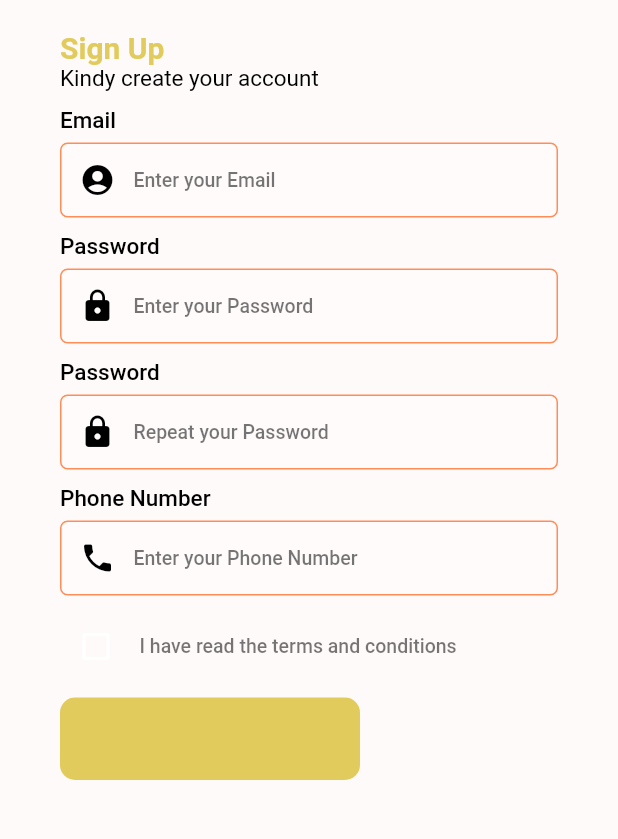
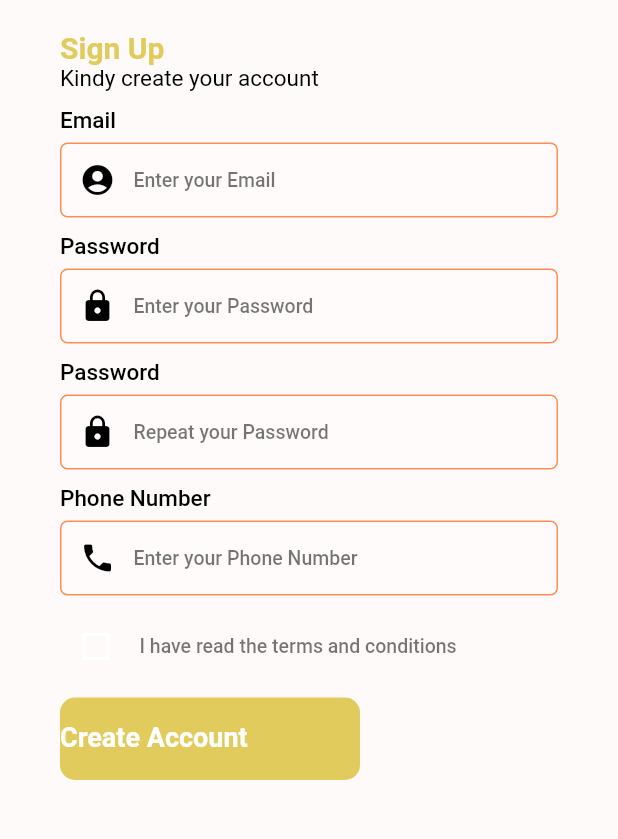
Before and after one commit to Tosin8/yummy_mobile, a Flutter app: the screen it shows after launch, on a phone screen of 412 x 824 dp, the part 153-992 px from its top. Run offline on Flutter 3.47's test engine with Material 2 defaults, Android fonts, the phone set to English and light mode, and no system bars; our stand-ins replace font_awesome_flutter, lottie; missing offline and left inert: animator.

Commit message:
Update sign_up.dart

```diff
--- a/lib/screens/form/sign_up/sign_up.dart
+++ b/lib/screens/form/sign_up/sign_up.dart
@@ -86,10 +86,17 @@ class _SignUpState extends State<SignUp> {
                       child: Container(
                         width: 200,
                         height: 55,
-                        padding: const EdgeInsets.symmetric(vertical: 25.0),
+                        padding: const EdgeInsets.symmetric(vertical: 16.0),
                         decoration: BoxDecoration(
                             color: kPrimaryColor,
                             borderRadius: BorderRadius.circular(10)),
+                        child: const Text(
+                          'Create Account',
+                          style: TextStyle(
+                              color: Colors.white,
+                              fontSize: 18,
+                              fontWeight: FontWeight.bold),
+                        ),
                       ),
                     )
                   ],
```
